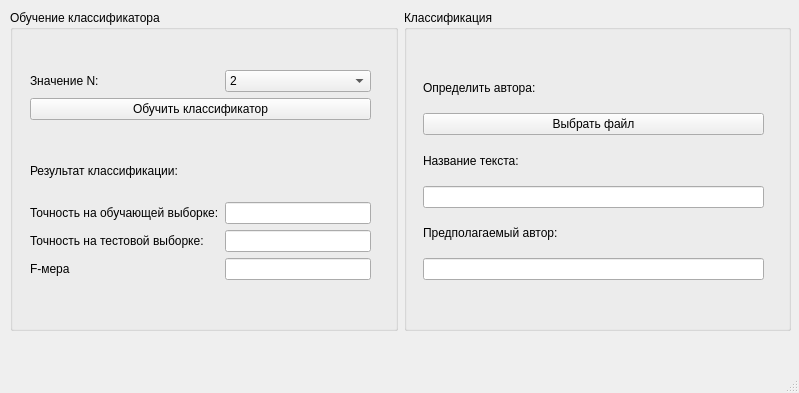
First picture: the form in mainwindow.ui, repository oljakon/bachelor-degree, before the edit.
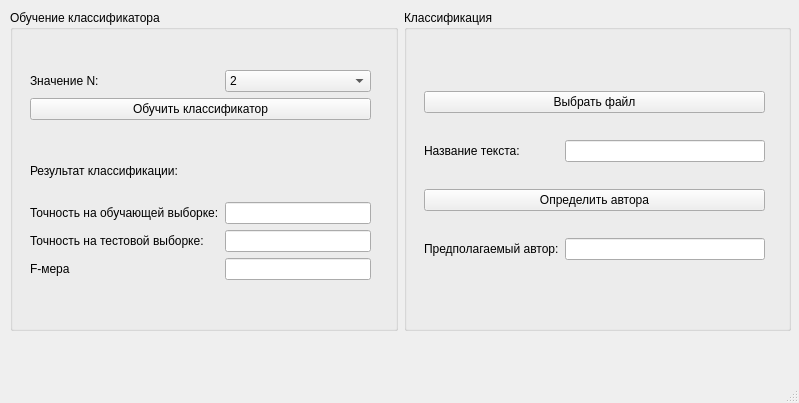
Second picture: the form after the edit.

Diff of the .ui file:
```diff
--- a/mainwindow.ui
+++ b/mainwindow.ui
@@ -7,7 +7,7 @@
     <x>0</x>
     <y>0</y>
     <width>799</width>
-    <height>393</height>
+    <height>403</height>
    </rect>
   </property>
   <property name="windowTitle">
@@ -144,47 +144,47 @@
        <widget class="QWidget" name="verticalLayoutWidget">
         <property name="geometry">
          <rect>
-          <x>19</x>
-          <y>59</y>
+          <x>20</x>
+          <y>60</y>
           <width>341</width>
           <height>211</height>
          </rect>
         </property>
-        <layout class="QVBoxLayout" name="verticalLayout_2">
-         <item>
-          <widget class="QLabel" name="label_3">
-           <property name="text">
-            <string>Определить автора:</string>
-           </property>
-          </widget>
+        <layout class="QGridLayout" name="gridLayout_2">
+         <item row="1" column="1">
+          <widget class="QLineEdit" name="name"/>
          </item>
-         <item>
+         <item row="0" column="0" colspan="2">
           <widget class="QPushButton" name="fileSystem">
            <property name="text">
             <string>Выбрать файл</string>
            </property>
           </widget>
          </item>
-         <item>
-          <widget class="QLabel" name="label_4">
+         <item row="2" column="0" colspan="2">
+          <widget class="QPushButton" name="findAuthor">
            <property name="text">
-            <string>Название текста:</string>
+            <string>Определить автора</string>
            </property>
           </widget>
          </item>
-         <item>
-          <widget class="QLineEdit" name="name"/>
-         </item>
-         <item>
+         <item row="3" column="0">
           <widget class="QLabel" name="label_5">
            <property name="text">
             <string>Предполагаемый автор:</string>
            </property>
           </widget>
          </item>
-         <item>
+         <item row="3" column="1">
           <widget class="QLineEdit" name="author"/>
          </item>
+         <item row="1" column="0">
+          <widget class="QLabel" name="label_4">
+           <property name="text">
+            <string>Название текста:</string>
+           </property>
+          </widget>
+         </item>
         </layout>
        </widget>
       </widget>
```
Left out of the diff: 2 changed lines with no effect on the pictures.
